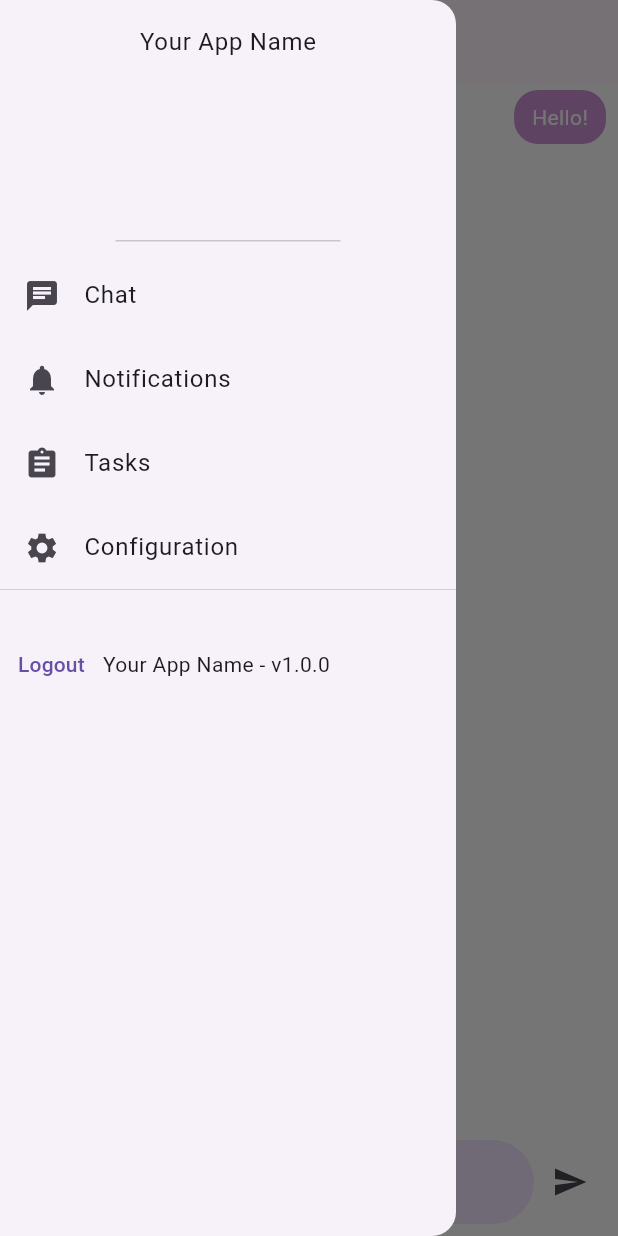
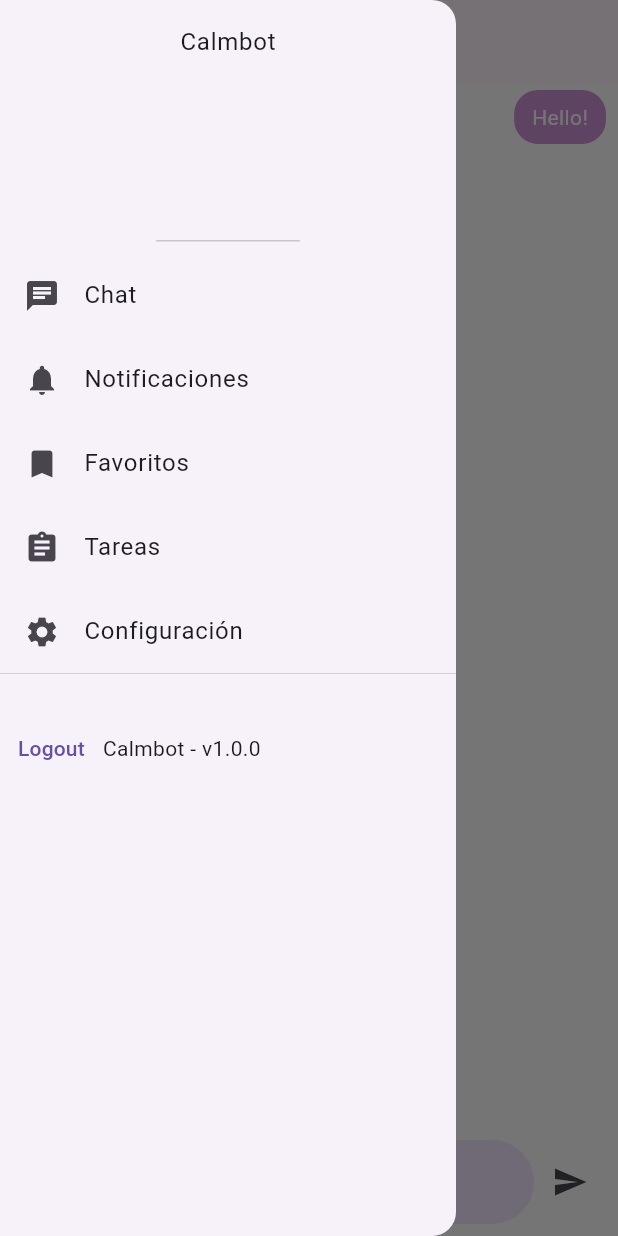
Before and after one commit to NeuronaBens/CalmbotMobile, a Flutter app: the ChatScreen screen opened directly, with the side drawer open, on a phone screen of 412 x 824 dp. Run offline on Flutter 3.47's test engine with Material 3 defaults, Android fonts, the phone set to English and light mode, and no system bars; our stand-ins replace flutter_svg.

Commit message:
feat: setting internal config to spanish

```diff
--- a/lib/Components/app_menu.dart
+++ b/lib/Components/app_menu.dart
@@ -9,7 +9,7 @@ class DisplayableMenu extends StatelessWidget {
       child: Column(
         children: <Widget>[
           const DrawerHeader(
-            child: Text('Your App Name'),
+            child: Text('Calmbot'),
           ),
           ListTile(
             leading: const Icon(Icons.chat),
@@ -25,7 +25,19 @@ class DisplayableMenu extends StatelessWidget {
           ),
           ListTile(
             leading: const Icon(Icons.notifications),
-            title: const Text('Notifications'),
+            title: const Text('Notificaciones'),
+            onTap: () {
+              Navigator.push(
+                context,
+                MaterialPageRoute(
+                  builder: (context) => const NotificationsScreen(),
+                ),
+              );
+            },
+          ),
+          ListTile(
+            leading: const Icon(Icons.bookmark),
+            title: const Text('Favoritos'),
             onTap: () {
               Navigator.push(
                 context,
@@ -37,7 +49,7 @@ class DisplayableMenu extends StatelessWidget {
           ),
           ListTile(
             leading: const Icon(Icons.assignment),
-            title: const Text('Tasks'),
+            title: const Text('Tareas'),
             onTap: () {
               Navigator.push(
                 context,
@@ -49,7 +61,7 @@ class DisplayableMenu extends StatelessWidget {
           ),
           ListTile(
             leading: const Icon(Icons.settings),
-            title: const Text('Configuration'),
+            title: const Text('Configuración'),
             onTap: () {
               Navigator.push(
                 context,
@@ -74,7 +86,7 @@ class DisplayableMenu extends StatelessWidget {
                     print('Logout');
                   },
                 ),
-                const Text('Your App Name - v1.0.0'),
+                const Text('Calmbot - v1.0.0'),
               ],
             ),
           ),
--- a/lib/Components/message_widget.dart
+++ b/lib/Components/message_widget.dart
@@ -16,7 +16,7 @@ class MessageWidget extends StatelessWidget {
         padding: const EdgeInsets.symmetric(horizontal: 12.0, vertical: 8.0),
         margin: const EdgeInsets.symmetric(horizontal: 8.0, vertical: 4.0),
         constraints: BoxConstraints(
-          maxWidth: MediaQuery.of(context).size.width * 0.66, // 2/3 of screen width
+          maxWidth: MediaQuery.of(context).size.width * 0.75, // 2/3 of screen width
         ),
         decoration: BoxDecoration(
           color: message.isUserMessage ? Colors.purple[200] : Colors.grey[300],
```
